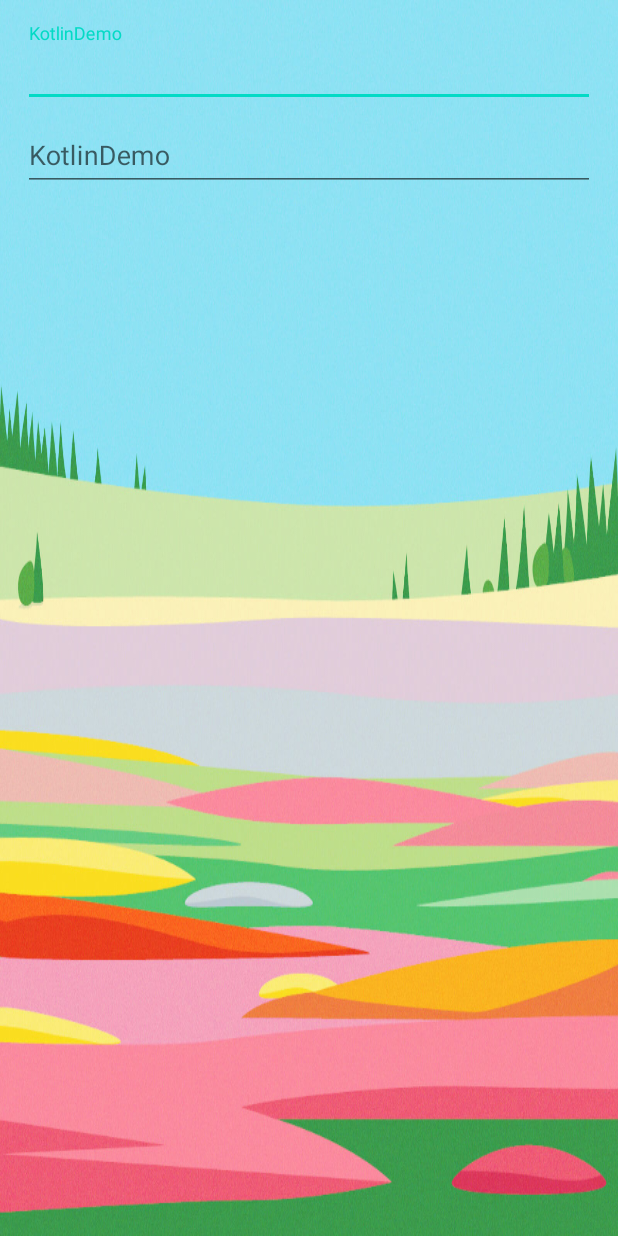
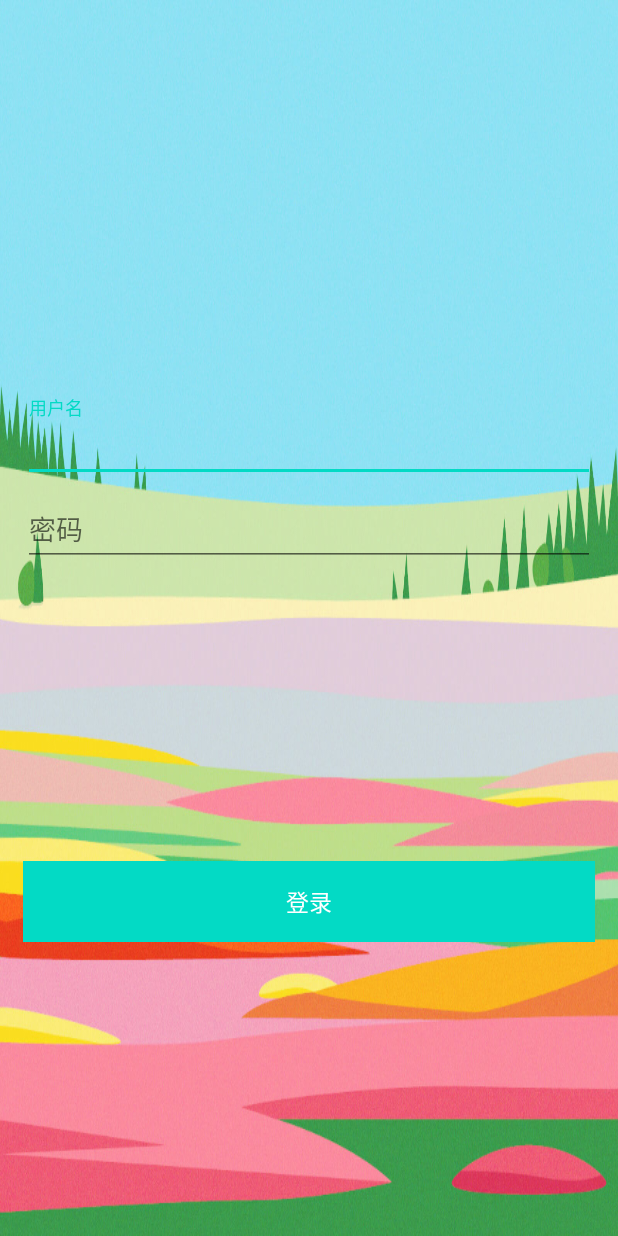
Before and after one commit to zhouchong741/KotlinDemo, an Android app: the LoginActivity screen opened directly, with no data from a screen before it, on a phone screen of 412 x 824 dp. Run offline under Robolectric (Android 15) with nearby library versions, the phone set to English and light mode, and no system bars.

Commit message:
1. get 请求

```diff
--- a/app/build.gradle
+++ b/app/build.gradle
@@ -37,6 +37,7 @@ dependencies {
     implementation 'androidx.appcompat:appcompat:1.2.0'
     implementation 'androidx.constraintlayout:constraintlayout:2.0.2'
     implementation 'com.google.android.material:material:1.3.0-alpha03'
+    implementation 'com.airbnb.android:lottie:3.4.4'
     testImplementation 'junit:junit:4.13'
     androidTestImplementation 'androidx.test.ext:junit:1.1.2'
     androidTestImplementation 'androidx.test.espresso:espresso-core:3.3.0'
--- a/app/src/main/java/com/kotlin/demo/dao/MainPageDao.kt
+++ b/app/src/main/java/com/kotlin/demo/dao/MainPageDao.kt
@@ -24,4 +24,8 @@ class MainPageDao {
     fun cacheMeiZi(bean: MeiZiModel?) {
 
     }
+
+    fun cacheLogin() {
+
+    }
 }
--- a/app/src/main/java/com/kotlin/demo/network/GankNetWork.kt
+++ b/app/src/main/java/com/kotlin/demo/network/GankNetWork.kt
@@ -22,6 +22,8 @@ class GankNetWork {
     suspend fun fetchBanner(url: String) = mainPageService.getBanner(url).await()
     suspend fun fetchGanHuo(url: String) = mainPageService.getGanHuo(url).await()
     suspend fun fetchMeiZi(url: String) = mainPageService.getMeiZi(url).await()
+    suspend fun postLogin(email: String, password: String) =
+        mainPageService.login(email, password).await()
 
     private suspend fun <T> Call<T>.await(): T {
         return suspendCoroutine { continuation ->
--- a/app/src/main/java/com/kotlin/demo/network/api/MainPageService.kt
+++ b/app/src/main/java/com/kotlin/demo/network/api/MainPageService.kt
@@ -2,10 +2,13 @@ package com.kotlin.demo.network.api
 
 import com.kotlin.demo.model.BannerModel
 import com.kotlin.demo.model.GanHuoModel
+import com.kotlin.demo.model.LoginModel
 import com.kotlin.demo.model.MeiZiModel
 import com.kotlin.demo.network.ServiceCreator
 import retrofit2.Call
 import retrofit2.http.GET
+import retrofit2.http.POST
+import retrofit2.http.Query
 import retrofit2.http.Url
 
 /**
@@ -27,22 +30,28 @@ interface MainPageService {
     @GET
     fun getMeiZi(@Url url: String): Call<MeiZiModel>
 
+    @POST("/service/mobileLogin.action")
+    fun login(
+        @Query("email") email: String,
+        @Query("password") password: String
+    ): Call<LoginModel>
+
     companion object {
         /**
          * banner
          */
-        const val BANNER_URL = "${ServiceCreator.BASE_URL}/api/v2/banners"
+        const val BANNER_URL = "${ServiceCreator.GANK_URL}/api/v2/banners"
 
         /**
          * 干货
          */
         const val GANHUO_URL =
-            "${ServiceCreator.BASE_URL}/api/v2/data/category/GanHuo/type/Android"
+            "${ServiceCreator.GANK_URL}/api/v2/data/category/GanHuo/type/Android"
 
         /**
          * 干货
          */
         const val MEIZI =
-            "${ServiceCreator.BASE_URL}/api/v2/data/category/Girl/type/Girl"
+            "${ServiceCreator.GANK_URL}/api/v2/data/category/Girl/type/Girl"
     }
 }
--- /dev/null
+++ b/app/src/main/java/com/kotlin/demo/param/LoginParams.kt
@@ -0,0 +1,3 @@
+package com.kotlin.demo.param
+
+class LoginParams(var email: String, var password: String)
--- a/app/src/main/java/com/kotlin/demo/ui/activity/LoginActivity.kt
+++ b/app/src/main/java/com/kotlin/demo/ui/activity/LoginActivity.kt
@@ -3,14 +3,85 @@ package com.kotlin.demo.ui.activity
 import android.content.Context
 import android.content.Intent
 import android.os.Bundle
+import android.view.View
+import androidx.lifecycle.Observer
+import androidx.lifecycle.ViewModelProvider
 import com.kotlin.demo.R
 import com.kotlin.demo.base.BaseActivity
+import com.kotlin.demo.gank.LoginViewModel
+import com.kotlin.demo.param.LoginParams
 import com.kotlin.demo.ui.activity.main.Main2Activity
+import com.kotlin.demo.util.InjectUtil
+import com.kotlin.demo.util.ToastUtils
+import kotlinx.android.synthetic.main.activity_login.*
+
 
 class LoginActivity : BaseActivity() {
+    private val viewModel by lazy {
+        ViewModelProvider(this, InjectUtil.postLoginFactory()).get(LoginViewModel::class.java)
+    }
+
     override fun onCreate(savedInstanceState: Bundle?) {
         super.onCreate(savedInstanceState)
         setContentView(R.layout.activity_login)
+
+        initView()
+    }
+
+    private fun initView() {
+        btnLogin.setOnClickListener {
+
+            if (userNameET.text.isNullOrBlank() || passwordET.text.isNullOrBlank()) {
+                ToastUtils.showToast(this, getString(R.string.user_name_and_pwd_can_not_be_empty))
+                return@setOnClickListener
+            }
+            lottieView.visibility = View.VISIBLE
+            btnLogin.text = ""
+            viewModel.onLogin(LoginParams(userNameET.text.toString(), passwordET.text.toString()))
+
+            observe()
+
+            /*原始未封装 Retrofit 请求
+            val retrofit = Retrofit.Builder()
+                .baseUrl("http://121.43.123.76/")
+                .addConverterFactory(GsonConverterFactory.create())
+                .build()
+
+            val retrofitService = retrofit.create(MainPageService::class.java)
+            val apiCall = retrofitService.login(userNameET.text.toString(), passwordET.text.toString())
+            apiCall.enqueue(object : Callback<LoginModel?> {
+                override fun onFailure(call: Call<LoginModel?>, t: Throwable) {
+                    logE("Error", t.message, t)
+                }
+
+                override fun onResponse(
+                    call: Call<LoginModel?>,
+                    response: Response<LoginModel?>
+                ) {
+                    logD("response", response.body().toString())
+                }
+            })*/
+        }
+    }
+
+    private fun observe() {
+        viewModel.dataListLiveData.observe(this, Observer { result ->
+            lottieView.visibility = View.GONE
+            btnLogin.text = getString(R.string.login)
+            if (result.isFailure) {
+                ToastUtils.showToast(this, getString(R.string.network_connect_error))
+                return@Observer
+            } else if (result.isSuccess) {
+                if (result.toString().contains("ok")) {
+                    Main2Activity.startActivity(this)
+                    ToastUtils.showToast(this, getString(R.string.login_success))
+                    finish()
+                } else {
+                    ToastUtils.showToast(this, getString(R.string.login_failed))
+                    return@Observer
+                }
+            }
+        })
     }
 
     companion object {
--- a/app/src/main/java/com/kotlin/demo/ui/activity/SplashActivity.kt
+++ b/app/src/main/java/com/kotlin/demo/ui/activity/SplashActivity.kt
@@ -33,12 +33,12 @@ class SplashActivity : BaseActivity() {
             setAnim
             CoroutineScope(job).launch {
                 delay(delayTime)
-                Main2Activity.startActivity(this@SplashActivity)
+                LoginActivity.startActivity(this@SplashActivity)
                 finish()
                 isFirstEnterApp = false
             }
         } else {
-            Main2Activity.startActivity(this@SplashActivity)
+            LoginActivity.startActivity(this@SplashActivity)
             finish()
         }
     }
--- a/app/src/main/java/com/kotlin/demo/util/InjectUtil.kt
+++ b/app/src/main/java/com/kotlin/demo/util/InjectUtil.kt
@@ -3,6 +3,7 @@ package com.kotlin.demo.util
 import com.kotlin.demo.dao.GankDatabase
 import com.kotlin.demo.gank.BannerViewModelFactory
 import com.kotlin.demo.gank.GanHuoViewModelFactory
+import com.kotlin.demo.gank.LoginViewModelFactory
 import com.kotlin.demo.gank.MeiZiViewModelFactory
 import com.kotlin.demo.network.GankNetWork
 import com.kotlin.demo.network.MainPageRepository
@@ -22,4 +23,5 @@ object InjectUtil {
     fun getBannerFactory() = BannerViewModelFactory(getMainPageRepository())
     fun getGanHuoFactory() = GanHuoViewModelFactory(getMainPageRepository())
     fun getMeiZiFactory() = MeiZiViewModelFactory(getMainPageRepository())
+    fun postLoginFactory() = LoginViewModelFactory(getMainPageRepository())
 }
--- a/app/src/main/res/layout/activity_login.xml
+++ b/app/src/main/res/layout/activity_login.xml
@@ -8,10 +8,12 @@
     tools:context=".ui.activity.LoginActivity">
 
     <LinearLayout
+        android:id="@+id/linearLayout2"
         android:layout_width="match_parent"
         android:layout_height="wrap_content"
         android:layout_margin="@dimen/dimen_15dp"
         android:orientation="vertical"
+        app:layout_constraintBottom_toBottomOf="@id/login_ll"
         app:layout_constraintTop_toTopOf="parent">
 
         <com.google.android.material.textfield.TextInputLayout
@@ -22,7 +24,8 @@
                 android:id="@+id/userNameET"
                 android:layout_width="match_parent"
                 android:layout_height="wrap_content"
-                android:hint="@string/app_name" />
+                android:hint="@string/user_name"
+                android:inputType="text" />
         </com.google.android.material.textfield.TextInputLayout>
 
         <com.google.android.material.textfield.TextInputLayout
@@ -33,8 +36,41 @@
                 android:id="@+id/passwordET"
                 android:layout_width="match_parent"
                 android:layout_height="wrap_content"
-                android:hint="@string/app_name" />
+                android:hint="@string/password"
+                android:inputType="textPassword" />
         </com.google.android.material.textfield.TextInputLayout>
 
     </LinearLayout>
+
+    <RelativeLayout
+        android:id="@+id/login_ll"
+        android:layout_width="match_parent"
+        android:layout_height="wrap_content"
+        app:layout_constraintBottom_toBottomOf="parent"
+        app:layout_constraintTop_toBottomOf="@+id/linearLayout2">
+
+        <TextView
+            android:id="@+id/btnLogin"
+            android:layout_width="match_parent"
+            android:layout_height="wrap_content"
+            android:layout_margin="@dimen/dimen_15dp"
+            android:background="@color/colorAccent"
+            android:gravity="center"
+            android:padding="@dimen/dimen_15dp"
+            android:text="@string/login"
+            android:textColor="@color/white"
+            android:textSize="@dimen/text_15sp" />
+
+        <com.airbnb.lottie.LottieAnimationView
+            android:id="@+id/lottieView"
+            android:layout_width="wrap_content"
+            android:layout_height="wrap_content"
+            android:layout_centerInParent="true"
+            android:layout_gravity="center"
+            android:visibility="gone"
+            app:lottie_autoPlay="true"
+            app:lottie_fileName="data.json"
+            app:lottie_loop="true" />
+    </RelativeLayout>
+
 </androidx.constraintlayout.widget.ConstraintLayout>
--- a/app/src/main/res/values/strings.xml
+++ b/app/src/main/res/values/strings.xml
@@ -27,4 +27,10 @@
     <string name="str_main">首页</string>
     <string name="str_mine">我的</string>
     <string name="str_back_double_press">再按一次退出</string>
+    <string name="login">登录</string>
+    <string name="user_name">用户名</string>
+    <string name="password">密码</string>
+    <string name="user_name_and_pwd_can_not_be_empty">用户名或密码不能为空</string>
+    <string name="login_failed">登录失败</string>
+    <string name="login_success">登录成功</string>
 </resources>
--- a/app/src/main/res/values/styles.xml
+++ b/app/src/main/res/values/styles.xml
@@ -9,4 +9,8 @@
 <!--        <item name="android:fitsSystemWindows">true</item>-->
     </style>
 
+    <style name="FitWindowTheme" parent="AppTheme">
+        <item name="android:windowTranslucentStatus">true</item>
+        <item name="android:fitsSystemWindows">true</item>
+    </style>
 </resources>
```
Also changed, not shown: app/src/main/AndroidManifest.xml (+5 -3 lines), app/src/main/assets/data.json (added, +1 -0 lines), app/src/main/java/com/kotlin/demo/base/BaseActivity.kt (+41 -4 lines), app/src/main/java/com/kotlin/demo/gank/LoginViewModel.kt (added, +33 -0 lines), app/src/main/java/com/kotlin/demo/gank/LoginViewModelFactory.kt (added, +19 -0 lines), app/src/main/java/com/kotlin/demo/model/LoginModel.kt (added, +10 -0 lines), app/src/main/java/com/kotlin/demo/network/HttpUrl.kt (added, +24 -0 lines), app/src/main/java/com/kotlin/demo/network/MainPageRepository.kt (+8 -0 lines), app/src/main/java/com/kotlin/demo/network/ServiceCreator.kt (+18 -18 lines).
